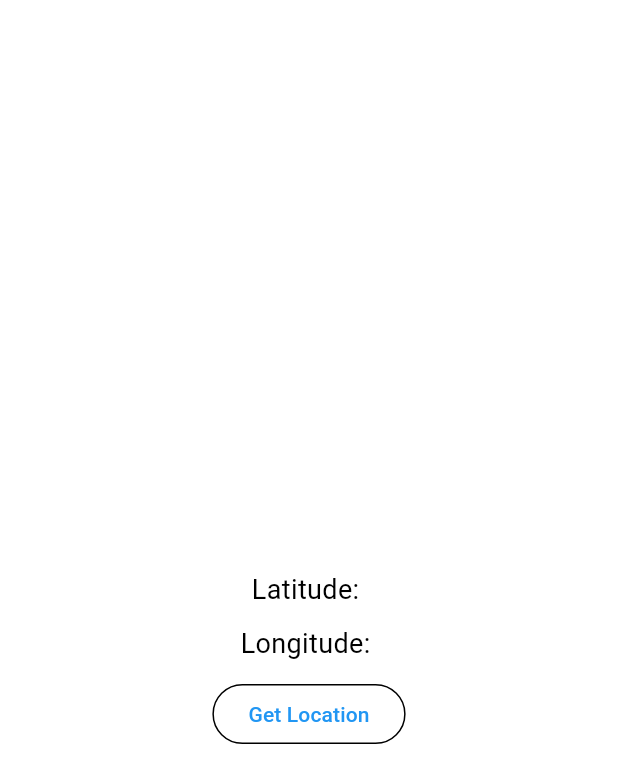
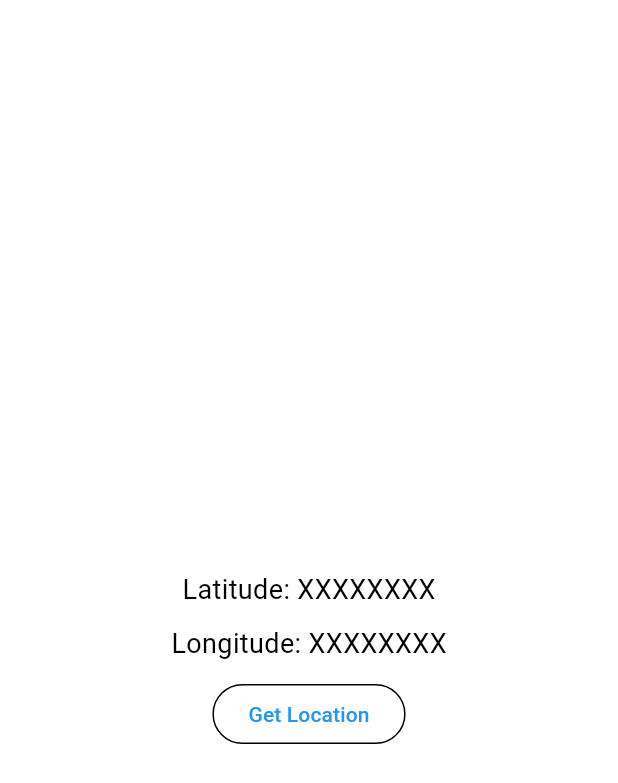
Before and after one commit to abdymazhittoretay/location_tracker, a Flutter app: the screen it shows after launch, on a phone screen of 412 x 824 dp. Shown: the top 783 px of the screen. Run offline on Flutter 3.47's test engine with Material 3 defaults, Android fonts, the phone set to English and light mode, and no system bars; our stand-ins replace geolocator.

Commit message:
changed some ui

```diff
--- a/lib/pages/home_page.dart
+++ b/lib/pages/home_page.dart
@@ -9,8 +9,8 @@ class HomePage extends StatefulWidget {
 }
 
 class _HomePageState extends State<HomePage> {
-  String latitude = "";
-  String longitude = "";
+  String latitude = "XXXXXXXX";
+  String longitude = "XXXXXXXX";
   @override
   Widget build(BuildContext context) {
     return Scaffold(
```
